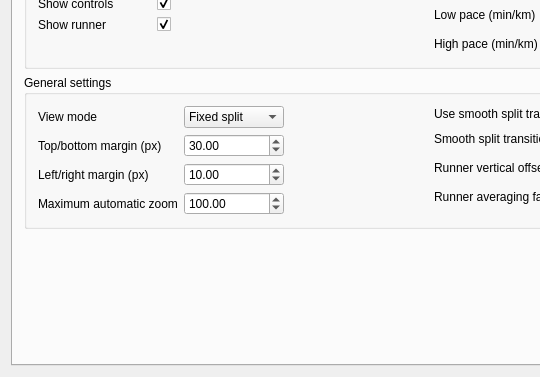
Before: the Qt Designer form src/MainWindow.ui in mikoro/orientview, drawn with Qt 5; both pictures show x 0 to 540 and y 494 to 871 of the 842 by 871 pixel window.
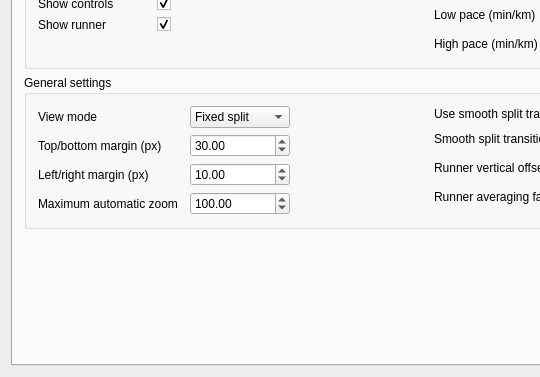
After: the same form once the commit is applied. The open tabs and pages were chosen to show the change. Icons and pictures are not drawn.

What changed in the file:
```diff
--- a/src/MainWindow.ui
+++ b/src/MainWindow.ui
@@ -1804,6 +1804,9 @@
              <property name="formAlignment">
               <set>Qt::AlignLeading|Qt::AlignLeft|Qt::AlignTop</set>
              </property>
+             <property name="horizontalSpacing">
+              <number>12</number>
+             </property>
              <item row="0" column="0">
               <widget class="QLabel" name="label_68">
                <property name="sizePolicy">
```
